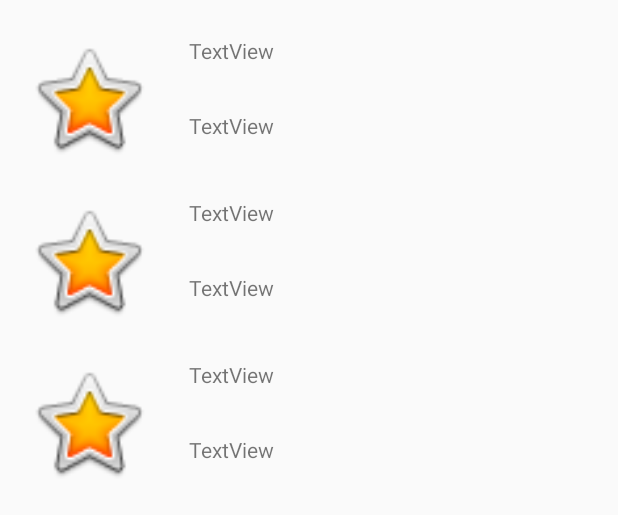
After one commit to PieterVanhoof/ComicTourBrussels, an Android app: the layout activity_comic_list.xml on its own in the app's theme, with its tools: preview values and no code run, on a phone screen of 412 x 824 dp. The commit adds this screen. Shown: the top 515 px of the screen. Run offline under Robolectric (Android 15) with nearby library versions, the phone set to English and light mode, and no system bars.

Commit message:
Cell + recyclerview opmaak alleen

```diff
--- a/app/build.gradle
+++ b/app/build.gradle
@@ -38,4 +38,5 @@ dependencies {
     androidTestImplementation 'com.android.support.test:runner:1.0.2'
     androidTestImplementation 'com.android.support.test.espresso:espresso-core:3.0.2'
     implementation 'com.google.android.gms:play-services-maps:16.1.0'
+    implementation 'com.android.support:recyclerview-v7:28.0.0'
 }
--- a/app/src/main/AndroidManifest.xml
+++ b/app/src/main/AndroidManifest.xml
@@ -2,10 +2,10 @@
 <manifest xmlns:android="http://schemas.android.com/apk/res/android"
     package="ehb.be.comictourbrussels">
 
-    <uses-permission android:name="android.permission.INTERNET"/>
-    <uses-permission android:name="android.permission.WRITE_EXTERNAL_STORAGE"/>
-    <uses-permission android:name="android.permission.ACCESS_NETWORK_STATE"/>
-    <uses-permission android:name="android.permission.ACCESS_FINE_LOCATION"/>
+    <uses-permission android:name="android.permission.INTERNET" />
+    <uses-permission android:name="android.permission.WRITE_EXTERNAL_STORAGE" />
+    <uses-permission android:name="android.permission.ACCESS_NETWORK_STATE" />
+    <uses-permission android:name="android.permission.ACCESS_FINE_LOCATION" />
 
     <application
         android:allowBackup="true"
@@ -14,6 +14,7 @@
         android:roundIcon="@mipmap/ic_launcher_round"
         android:supportsRtl="true"
         android:theme="@style/AppTheme">
+        <activity android:name=".Activities.ComicList"></activity>
         <activity
             android:name=".MainActivity"
             android:label="@string/app_name"
@@ -25,12 +26,12 @@
             </intent-filter>
         </activity>
 
-        <meta-data android:name="com.google.android.geo.API_KEY"
-            android:value="AIzaSyCgmkZvMB5VOGcUqRWfRZ1D10rW5mAdmFc"/>
-        <meta-data android:name="com.google.android.gms.version"
-            android:value="@integer/google_play_services_version"/>
-
-
+        <meta-data
+            android:name="com.google.android.geo.API_KEY"
+            android:value="AIzaSyCgmkZvMB5VOGcUqRWfRZ1D10rW5mAdmFc" />
+        <meta-data
+            android:name="com.google.android.gms.version"
+            android:value="@integer/google_play_services_version" />
     </application>
 
 </manifest>
--- /dev/null
+++ b/app/src/main/java/ehb/be/comictourbrussels/Activities/ComicList.java
@@ -0,0 +1,19 @@
+package ehb.be.comictourbrussels.Activities;
+
+import android.support.annotation.NonNull;
+import android.support.design.widget.NavigationView;
+import android.support.v7.app.AppCompatActivity;
+import android.os.Bundle;
+import android.view.MenuItem;
+
+import ehb.be.comictourbrussels.R;
+
+public class ComicList extends AppCompatActivity{
+
+    @Override
+    protected void onCreate(Bundle savedInstanceState) {
+        super.onCreate(savedInstanceState);
+        setContentView(R.layout.activity_comic_list);
+    }
+
+}
--- a/app/src/main/java/ehb/be/comictourbrussels/MainActivity.java
+++ b/app/src/main/java/ehb/be/comictourbrussels/MainActivity.java
@@ -1,10 +1,7 @@
 package ehb.be.comictourbrussels;
 
-import android.app.Activity;
+import android.content.Intent;
 import android.os.Bundle;
-import android.support.design.widget.FloatingActionButton;
-import android.support.design.widget.Snackbar;
-import android.view.View;
 import android.support.design.widget.NavigationView;
 import android.support.v4.view.GravityCompat;
 import android.support.v4.widget.DrawerLayout;
@@ -18,7 +15,7 @@ import com.google.android.gms.maps.GoogleMap;
 import com.google.android.gms.maps.OnMapReadyCallback;
 import com.google.android.gms.maps.SupportMapFragment;
 
-import static ehb.be.comictourbrussels.R.id.map_comic;
+import ehb.be.comictourbrussels.Activities.ComicList;
 
 public class MainActivity extends AppCompatActivity implements OnMapReadyCallback, NavigationView.OnNavigationItemSelectedListener {
 
@@ -92,8 +89,13 @@ public class MainActivity extends AppCompatActivity implements OnMapReadyCallbac
         int id = item.getItemId();
 
         if (id == R.id.nav_map) {
-            // Handle the camera action
+            Intent intent = new Intent(getApplicationContext(),MainActivity.class);
+            startActivity(intent);
+
         } else if (id == R.id.nav_list) {
+            Intent intent = new Intent(getApplicationContext(), ComicList.class);
+            startActivity(intent);
+
 
         } else if (id == R.id.nav_about) {
 
--- /dev/null
+++ b/app/src/main/java/ehb/be/comictourbrussels/model/Comic.java
@@ -0,0 +1,8 @@
+package ehb.be.comictourbrussels.model;
+
+public class Comic {
+
+    private int id;
+    private String name, auteur_s;
+
+}
--- /dev/null
+++ b/app/src/main/res/layout/activity_comic_list.xml
@@ -0,0 +1,19 @@
+<?xml version="1.0" encoding="utf-8"?>
+<android.support.constraint.ConstraintLayout xmlns:android="http://schemas.android.com/apk/res/android"
+    xmlns:app="http://schemas.android.com/apk/res-auto"
+    xmlns:tools="http://schemas.android.com/tools"
+    android:layout_width="match_parent"
+    android:layout_height="match_parent"
+    tools:context=".Activities.ComicList">
+
+    <android.support.v7.widget.RecyclerView
+        android:id="@+id/rv_comiclist"
+        android:layout_width="0dp"
+        android:layout_height="0dp"
+        app:layout_constraintBottom_toBottomOf="parent"
+        app:layout_constraintEnd_toEndOf="parent"
+        app:layout_constraintStart_toStartOf="parent"
+        app:layout_constraintTop_toTopOf="parent"
+        app:layout_constraintVertical_bias="0.39"
+        tools:listitem="@layout/comiclistcell" />
+</android.support.constraint.ConstraintLayout>
--- /dev/null
+++ b/app/src/main/res/layout/comiclistcell.xml
@@ -0,0 +1,45 @@
+<?xml version="1.0" encoding="utf-8"?>
+<android.support.constraint.ConstraintLayout xmlns:android="http://schemas.android.com/apk/res/android"
+    xmlns:app="http://schemas.android.com/apk/res-auto"
+    xmlns:tools="http://schemas.android.com/tools"
+    android:id="@+id/cell_layout"
+    android:layout_width="match_parent"
+    android:layout_height="wrap_content">
+
+    <TextView
+        android:id="@+id/tv_adress"
+        android:layout_width="131dp"
+        android:layout_height="34dp"
+        android:layout_marginStart="24dp"
+        android:layout_marginLeft="24dp"
+        android:layout_marginTop="16dp"
+        android:text="TextView"
+        app:layout_constraintStart_toEndOf="@+id/iv_img"
+        app:layout_constraintTop_toBottomOf="@+id/tv_name" />
+
+    <TextView
+        android:id="@+id/tv_name"
+        android:layout_width="131dp"
+        android:layout_height="34dp"
+        android:layout_marginStart="24dp"
+        android:layout_marginLeft="24dp"
+        android:layout_marginTop="24dp"
+        android:layout_marginEnd="8dp"
+        android:layout_marginRight="8dp"
+        android:text="TextView"
+        app:layout_constraintEnd_toEndOf="parent"
+        app:layout_constraintHorizontal_bias="0.0"
+        app:layout_constraintStart_toEndOf="@+id/iv_img"
+        app:layout_constraintTop_toTopOf="parent" />
+
+    <ImageView
+        android:id="@+id/iv_img"
+        android:layout_width="86dp"
+        android:layout_height="84dp"
+        android:layout_marginStart="16dp"
+        android:layout_marginLeft="16dp"
+        android:layout_marginTop="24dp"
+        app:layout_constraintStart_toStartOf="parent"
+        app:layout_constraintTop_toTopOf="parent"
+        app:srcCompat="@android:drawable/btn_star_big_on" />
+</android.support.constraint.ConstraintLayout>
```
